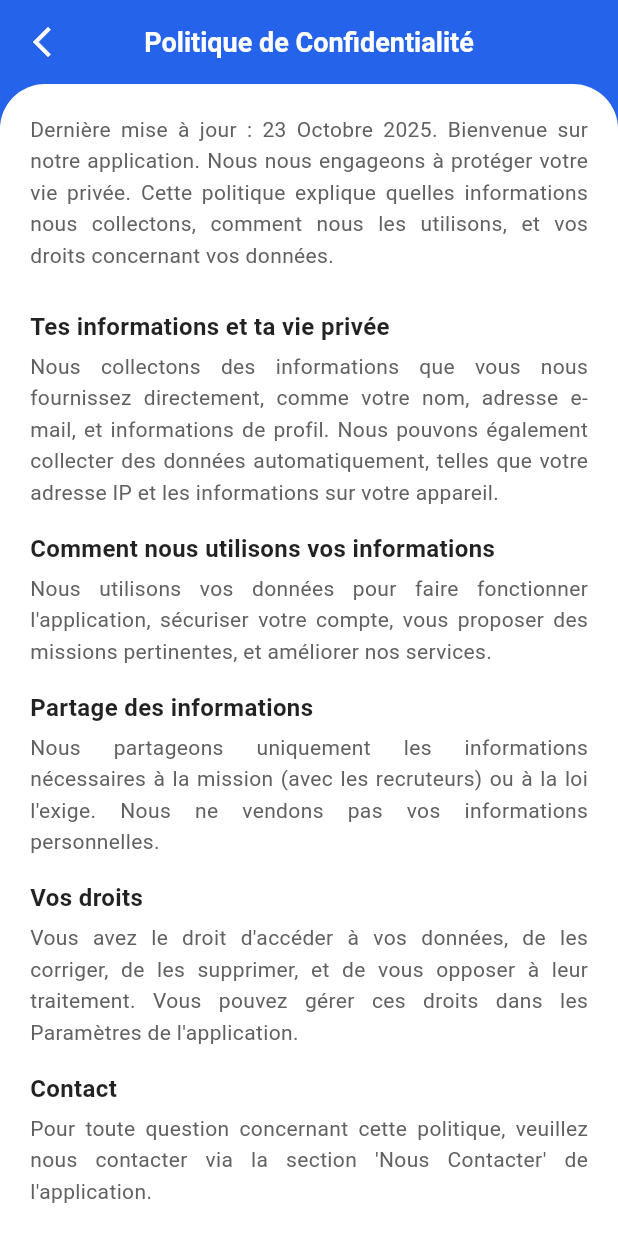
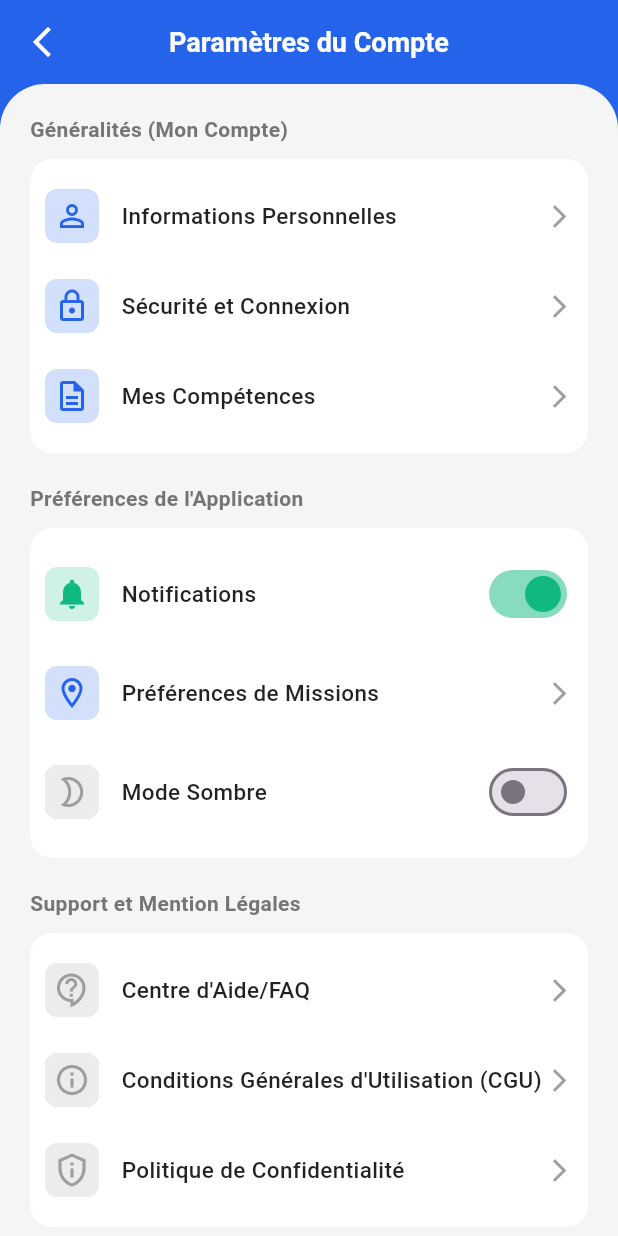
Before and after one commit to Tji-Teliman/tji_teliman_mobile, a Flutter app: the screen it shows after launch, on a phone screen of 412 x 824 dp. Run offline on Flutter 3.47's test engine with Material 3 defaults, Android fonts, the light colour scheme and no system bars; our stand-ins replace google_fonts, google_maps_flutter.

Commit message:
feat: ajout de la page parametre

```diff
--- a/lib/main.dart
+++ b/lib/main.dart
@@ -11,6 +11,7 @@ import 'package:tji_teliman_mobile/screens/screens_jeunes/historique_litige.dart
 import 'package:tji_teliman_mobile/screens/screens_jeunes/historique_paiement.dart';
 import 'package:tji_teliman_mobile/screens/screens_jeunes/liste_litige.dart';
 import 'package:tji_teliman_mobile/screens/screens_jeunes/noter_recruteur.dart';
+import 'package:tji_teliman_mobile/screens/screens_jeunes/parametre.dart';
 import 'package:tji_teliman_mobile/screens/screens_jeunes/politique_et_confidenlite.dart';
 import 'package:tji_teliman_mobile/screens/screens_jeunes/postuler_et_candidature.dart';
 import 'package:tji_teliman_mobile/screens/screens_jeunes/signaler_mission.dart';
@@ -45,7 +46,7 @@ class MyApp extends StatelessWidget {
         useMaterial3: true,
       ),
       // L'écran de démarrage est défini ici
-      home: const PolitiqueEtConfidenlite(),
+      home: const Parametre(),
       debugShowCheckedModeBanner: false,
     );
   }
--- /dev/null
+++ b/lib/screens/screens_jeunes/parametre.dart
@@ -0,0 +1,542 @@
+import 'package:flutter/material.dart';
+
+// --- 1. Gestionnaire d'état pour le thème ---
+class ThemeManager with ChangeNotifier {
+  ThemeMode _themeMode = ThemeMode.light;
+
+  ThemeMode get themeMode => _themeMode;
+
+  void toggleTheme() {
+    _themeMode = _themeMode == ThemeMode.light ? ThemeMode.dark : ThemeMode.light;
+    notifyListeners();
+  }
+}
+
+
+class Parametre extends StatefulWidget {
+  const Parametre({super.key});
+
+  @override
+  State<Parametre> createState() => _MyAppState();
+}
+
+class _MyAppState extends State<Parametre> {
+  final ThemeManager _themeManager = ThemeManager();
+
+  @override
+  void initState() {
+    super.initState();
+    // Écouter les changements du thème
+    _themeManager.addListener(_onThemeChanged);
+  }
+
+  @override
+  void dispose() {
+    _themeManager.removeListener(_onThemeChanged);
+    super.dispose();
+  }
+
+  void _onThemeChanged() {
+    // Rebuild l'application lorsque le thème change
+    setState(() {});
+  }
+
+  @override
+  Widget build(BuildContext context) {
+    return MaterialApp(
+      title: 'Paramètres du Compte',
+      // Thèmes pour simuler le mode sombre
+      theme: ThemeData(
+        primarySwatch: Colors.blue,
+        useMaterial3: true,
+        brightness: Brightness.light,
+        scaffoldBackgroundColor: Colors.grey.shade100,
+      ),
+      darkTheme: ThemeData(
+        primarySwatch: Colors.blue,
+        useMaterial3: true,
+        brightness: Brightness.dark,
+        scaffoldBackgroundColor: const Color(0xFF121212), // Fond sombre
+      ),
+      themeMode: _themeManager.themeMode,
+      // Passer le gestionnaire de thème à SettingsScreen
+      home: SettingsScreen(themeManager: _themeManager),
+      debugShowCheckedModeBanner: false,
+    );
+  }
+}
+
+// Définition des couleurs personnalisées
+const Color customBlue = Color(0xFF2563EB); // Bleu foncé de la barre d'App
+const Color customRed = Color(0xFFEF4444); // Rouge pour la déconnexion
+const Color customGreen = Color(0xFF10B981); // Vert pour l'activation
+
+// Modèle pour les éléments de la liste de paramètres
+class SettingItem {
+  final IconData icon;
+  final String title;
+  final String? subtitle;
+  final Color iconColor;
+  final Widget? trailingWidget;
+  final bool isNavigation; // True si c'est un lien vers une autre page
+  final String key; // Clé pour identifier l'élément (ex: 'modeSombre')
+
+  const SettingItem({
+    required this.icon,
+    required this.title,
+    this.subtitle,
+    required this.iconColor,
+    this.trailingWidget,
+    this.isNavigation = true,
+    required this.key,
+  });
+}
+
+class SettingsScreen extends StatelessWidget {
+  final ThemeManager themeManager;
+  const SettingsScreen({super.key, required this.themeManager});
+
+  // Fonction pour afficher un message à la place d'une navigation réelle
+  void _handleTap(BuildContext context, String title) {
+    ScaffoldMessenger.of(context).showSnackBar(
+      SnackBar(
+        content: Text("Navigation vers '$title' (non implémentée)"),
+        duration: const Duration(milliseconds: 1000),
+      ),
+    );
+  }
+
+  // Liste des sections de paramètres
+  List<Map<String, dynamic>> getSettingSections(BuildContext context) {
+    final bool isDarkMode = themeManager.themeMode == ThemeMode.dark;
+
+    // La couleur de l'icône du mode sombre dépend de l'état du mode sombre
+    final Color modeSombreIconColor = isDarkMode ? Colors.yellow.shade700 : Colors.grey;
+
+    return [
+      {
+        'header': 'Généralités (Mon Compte)',
+        'items': const [
+          SettingItem(
+            icon: Icons.person_outline,
+            title: 'Informations Personnelles',
+            iconColor: customBlue,
+            key: 'infoPerso',
+          ),
+          SettingItem(
+            icon: Icons.lock_outline,
+            title: 'Sécurité et Connexion',
+            iconColor: customBlue,
+            key: 'securite',
+          ),
+          SettingItem(
+            icon: Icons.description_outlined,
+            title: 'Mes Compétences',
+            iconColor: customBlue,
+            key: 'competences',
+          ),
+        ],
+      },
+      {
+        'header': 'Préférences de l\'Application',
+        'items': [
+          const SettingItem(
+            icon: Icons.notifications,
+            title: 'Notifications',
+            iconColor: customGreen,
+            isNavigation: false,
+            key: 'notifications',
+            trailingWidget: SwitchWidget(
+              initialValue: true,
+              activeColor: customGreen,
+            ),
+          ),
+          const SettingItem(
+            icon: Icons.location_on_outlined,
+            title: 'Préférences de Missions',
+            iconColor: customBlue,
+            key: 'prefMissions',
+          ),
+          // --- Mise à jour de l'élément Mode Sombre ---
+          SettingItem(
+            icon: isDarkMode ? Icons.mode_night : Icons.mode_night_outlined,
+            title: 'Mode Sombre',
+            iconColor: modeSombreIconColor,
+            isNavigation: false,
+            key: 'modeSombre',
+            trailingWidget: SwitchWidget(
+              initialValue: isDarkMode,
+              activeColor: customGreen,
+              onChanged: (value) => themeManager.toggleTheme(),
+            ),
+          ),
+        ],
+      },
+      {
+        'header': 'Paiement et Finance',
+        'items': const [
+          SettingItem(
+            icon: Icons.sell_outlined,
+            title: 'Moyen de Paiement',
+            iconColor: customBlue,
+            key: 'moyenPaiement',
+            trailingWidget: Icon(Icons.arrow_forward_ios, size: 18, color: Colors.grey),
+          ),
+        ],
+      },
+      {
+        'header': 'Support et Mention Légales',
+        'items': const [
+          SettingItem(
+            icon: Icons.contact_support_outlined,
+            title: 'Centre d\'Aide/FAQ',
+            iconColor: Colors.grey,
+            key: 'aide',
+          ),
+          SettingItem(
+            icon: Icons.info_outline,
+            title: 'Conditions Générales d\'Utilisation (CGU)',
+            iconColor: Colors.grey,
+            key: 'cgu',
+          ),
+          SettingItem(
+            icon: Icons.privacy_tip_outlined,
+            title: 'Politique de Confidentialité',
+            iconColor: Colors.grey,
+            key: 'confidentialite',
+          ),
+        ],
+      },
+    ];
+  }
+
+  // Le switch général "Paiement et Finance" du design original
+  Widget _buildPaymentToggle(BuildContext context) {
+    final bool isDarkMode = themeManager.themeMode == ThemeMode.dark;
+
+    return Padding(
+      padding: const EdgeInsets.only(left: 20.0, right: 20.0, bottom: 20.0),
+      child: Row(
+        mainAxisAlignment: MainAxisAlignment.spaceBetween,
+        children: [
+          Text(
+            'Paiement et Finance',
+            style: TextStyle(
+              fontSize: 14,
+              fontWeight: FontWeight.w600,
+              color: isDarkMode ? Colors.white70 : Colors.black87,
+            ),
+          ),
+          const SwitchWidget(
+            initialValue: true, // Le switch général est activé dans le design
+            activeColor: customGreen,
+          ),
+        ],
+      ),
+    );
+  }
+
+
+  @override
+  Widget build(BuildContext context) {
+    final List<Map<String, dynamic>> settingSections = getSettingSections(context);
+    final bool isDarkMode = themeManager.themeMode == ThemeMode.dark;
+
+    return Scaffold(
+      // Utiliser les couleurs de thème pour le fond
+      backgroundColor: isDarkMode ? const Color(0xFF1E293B) : customBlue,
+      appBar: AppBar(
+        backgroundColor: isDarkMode ? const Color(0xFF1E293B) : customBlue,
+        elevation: 0,
+        leading: IconButton(
+          icon: const Icon(Icons.arrow_back_ios_new, color: Colors.white),
+          onPressed: () {
+            // Logique de retour
+          },
+        ),
+        title: const Text(
+          'Paramètres du Compte',
+          style: TextStyle(color: Colors.white, fontWeight: FontWeight.w600, fontSize: 18),
+        ),
+        centerTitle: true,
+      ),
+
+      body: Column(
+        children: <Widget>[
+          Expanded(
+            child: Container(
+              width: double.infinity,
+              decoration: BoxDecoration(
+                // Utiliser la couleur de thème pour le corps
+                color: Theme.of(context).scaffoldBackgroundColor,
+                borderRadius: const BorderRadius.vertical(top: Radius.circular(30.0)),
+              ),
+              child: SingleChildScrollView(
+                padding: const EdgeInsets.symmetric(horizontal: 20.0, vertical: 20.0),
+                child: Column(
+                  crossAxisAlignment: CrossAxisAlignment.start,
+                  children: <Widget>[
+                    // --- Construction des Sections ---
+                    ...settingSections.where((s) => s['header'] != 'Paiement et Finance').map((section) {
+                      return SettingSection(
+                        header: section['header'],
+                        items: section['items'],
+                        onTap: (title) => _handleTap(context, title),
+                        isDarkMode: isDarkMode,
+                      );
+                    }).toList(),
+
+                    const SizedBox(height: 20),
+
+                    // --- Section Paiement et Finance spécifique avec le Switch en entête ---
+                    _buildPaymentToggle(context), // Le switch général est ici
+                    SettingSection(
+                      header: '', // Pas de titre car le titre est dans le toggle
+                      items: settingSections.firstWhere((s) => s['header'] == 'Paiement et Finance')['items'],
+                      onTap: (title) => _handleTap(context, title),
+                      showBoxShadow: true,
+                      isDarkMode: isDarkMode,
+                    ),
+
+                    const SizedBox(height: 20),
+
+                    // --- Bouton de Déconnexion ---
+                    Container(
+                      width: double.infinity,
+                      height: 50,
+                      decoration: BoxDecoration(
+                        color: customRed.withOpacity(0.1), // Fond rouge très léger
+                        borderRadius: BorderRadius.circular(10.0),
+                      ),
+                      child: TextButton(
+                        onPressed: () {
+                          _handleTap(context, "Déconnexion");
+                        },
+                        style: TextButton.styleFrom(
+                          padding: const EdgeInsets.symmetric(vertical: 10),
+                          shape: RoundedRectangleBorder(
+                            borderRadius: BorderRadius.circular(10.0),
+                          ),
+                        ),
+                        child: const Text(
+                          '[-> Déconnexion',
+                          style: TextStyle(
+                            color: customRed,
+                            fontSize: 16,
+                            fontWeight: FontWeight.bold,
+                          ),
+                        ),
+                      ),
+                    ),
+
+                    const SizedBox(height: 30),
+                  ],
+                ),
+              ),
+            ),
+          ),
+        ],
+      ),
+    );
+  }
+}
+
+// Widget pour la structure d'une section
+class SettingSection extends StatelessWidget {
+  final String header;
+  final List<SettingItem> items;
+  final Function(String) onTap;
+  final bool showBoxShadow;
+  final bool isDarkMode;
+
+  const SettingSection({
+    super.key,
+    required this.header,
+    required this.items,
+    required this.onTap,
+    this.showBoxShadow = false,
+    required this.isDarkMode,
+  });
+
+  @override
+  Widget build(BuildContext context) {
+    return Padding(
+      padding: const EdgeInsets.only(bottom: 20.0),
+      child: Column(
+        crossAxisAlignment: CrossAxisAlignment.start,
+        children: [
+          // Titre de la Section (Affiché uniquement s'il n'est pas vide)
+          if (header.isNotEmpty)
+            Padding(
+              padding: const EdgeInsets.only(bottom: 10.0),
+              child: Text(
+                header,
+                style: TextStyle(
+                  fontSize: 14,
+                  fontWeight: FontWeight.w600,
+                  color: isDarkMode ? Colors.white70 : Colors.grey.shade600,
+                ),
+              ),
+            ),
+
+          // Liste des Éléments
+          Container(
+            padding: const EdgeInsets.symmetric(vertical: 8.0, horizontal: 10.0),
+            decoration: BoxDecoration(
+              // Couleur de fond de la carte
+              color: isDarkMode ? const Color(0xFF2C2C2C) : Colors.white,
+              borderRadius: BorderRadius.circular(15.0),
+              boxShadow: showBoxShadow ? [
+                BoxShadow(
+                  color: isDarkMode ? Colors.black.withOpacity(0.5) : Colors.grey.withOpacity(0.05),
+                  spreadRadius: 1,
+                  blurRadius: 5,
+                  offset: const Offset(0, 3),
+                ),
+              ] : null,
+            ),
+            child: Column(
+              children: items.map((item) {
+                return SettingRow(
+                  item: item,
+                  onTap: () => onTap(item.title),
+                  isDarkMode: isDarkMode,
+                );
+              }).toList(),
+            ),
+          ),
+        ],
+      ),
+    );
+  }
+}
+
+// Widget pour chaque ligne/option de paramètre
+class SettingRow extends StatelessWidget {
+  final SettingItem item;
+  final VoidCallback onTap;
+  final bool isDarkMode;
+
+  const SettingRow({super.key, required this.item, required this.onTap, required this.isDarkMode});
+
+  @override
+  Widget build(BuildContext context) {
+    return Material(
+      color: isDarkMode ? const Color(0xFF2C2C2C) : Colors.white,
+      child: InkWell(
+        onTap: item.isNavigation ? onTap : null,
+        borderRadius: BorderRadius.circular(10),
+        child: Padding(
+          padding: const EdgeInsets.symmetric(vertical: 12.0),
+          child: Row(
+            children: [
+              // Icône
+              Container(
+                padding: const EdgeInsets.all(6),
+                decoration: BoxDecoration(
+                  color: item.iconColor.withOpacity(0.2),
+                  borderRadius: BorderRadius.circular(8),
+                ),
+                child: Icon(item.icon, color: item.iconColor, size: 24),
+              ),
+              const SizedBox(width: 15),
+
+              // Titre et Sous-titre
+              Expanded(
+                child: Column(
+                  crossAxisAlignment: CrossAxisAlignment.start,
+                  mainAxisSize: MainAxisSize.min,
+                  children: [
+                    Text(
+                      item.title,
+                      style: TextStyle(
+                        fontWeight: FontWeight.w500,
+                        fontSize: 15,
+                        color: isDarkMode ? Colors.white : Colors.black87,
+                      ),
+                    ),
+                    if (item.subtitle != null) ...[
+                      const SizedBox(height: 2),
+                      Text(
+                        item.subtitle!,
+                        style: TextStyle(
+                          fontSize: 12,
+                          color: Colors.grey.shade500,
+                        ),
+                      ),
+                    ],
+                  ],
+                ),
+              ),
+
+              // Widget de fin (Flèche ou Switch)
+              if (item.trailingWidget != null) item.trailingWidget!,
+              if (item.trailingWidget == null && item.isNavigation)
+                const Icon(Icons.arrow_forward_ios, size: 18, color: Colors.grey),
+            ],
+          ),
+        ),
+      ),
+    );
+  }
+}
+
+// Widget personnalisé pour l'exemple de Switch
+class SwitchWidget extends StatefulWidget {
+  final bool initialValue;
+  final Color activeColor;
+  final ValueChanged<bool>? onChanged;
+
+  const SwitchWidget({
+    super.key,
+    required this.initialValue,
+    required this.activeColor,
+    this.onChanged,
+  });
+
+  @override
+  State<SwitchWidget> createState() => _SwitchWidgetState();
+}
+
+class _SwitchWidgetState extends State<SwitchWidget> {
+  late bool _value;
+
+  @override
+  void initState() {
+    super.initState();
+    _value = widget.initialValue;
+  }
+
+  // Mettre à jour l'état si l'initialValue change (nécessaire pour le mode sombre)
+  @override
+  void didUpdateWidget(covariant SwitchWidget oldWidget) {
+    super.didUpdateWidget(oldWidget);
+    if (widget.initialValue != oldWidget.initialValue) {
+      _value = widget.initialValue;
+    }
+  }
+
+  @override
+  Widget build(BuildContext context) {
+    return Switch(
+      value: _value,
+      onChanged: (newValue) {
+        setState(() {
+          _value = newValue;
+        });
+        if (widget.onChanged != null) {
+          widget.onChanged!(newValue);
+        } else {
+           // Logique de changement par défaut (pour les notifications, etc.)
+          ScaffoldMessenger.of(context).showSnackBar(
+            SnackBar(
+              content: Text("Changement de l'état : ${newValue ? 'Activé' : 'Désactivé'}"),
+              duration: const Duration(milliseconds: 500),
+            ),
+          );
+        }
+      },
+      activeColor: widget.activeColor,
+    );
+  }
+}
```
